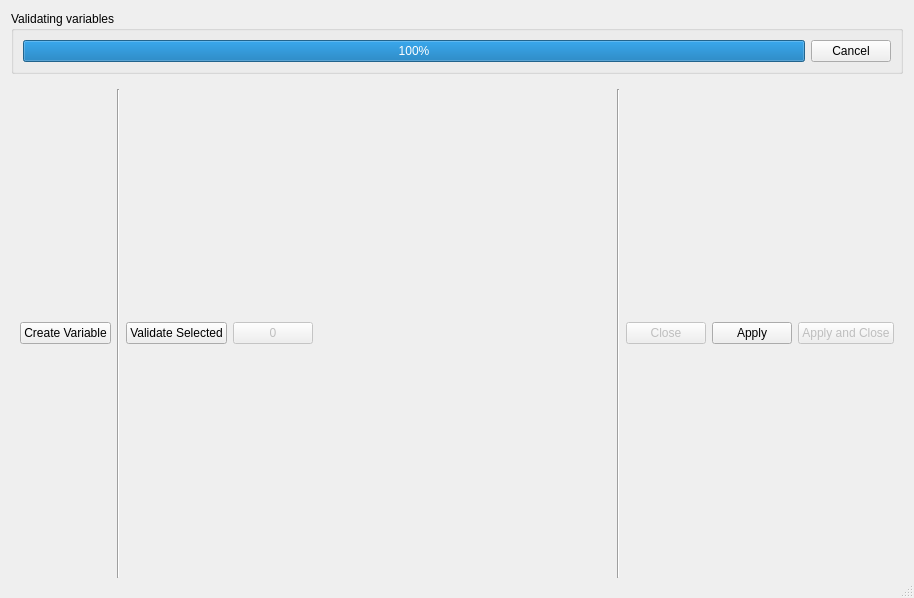
Old version of the form opus_gui/general_manager/views/variable_library.ui in the repository psrc/urbansim.
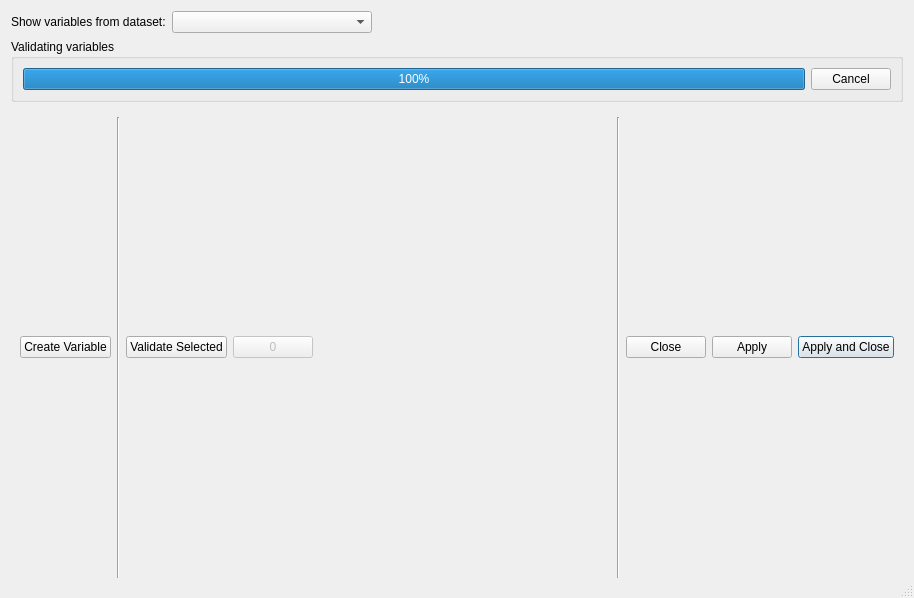
New version of the form.

Commit message: added dataset filter for variable_library

Patch:
```diff
--- a/opus_gui/general_manager/views/variable_library.ui
+++ b/opus_gui/general_manager/views/variable_library.ui
@@ -17,6 +17,40 @@
    <bool>true</bool>
   </property>
   <layout class="QVBoxLayout" name="verticalLayout" >
+   <item>
+    <layout class="QHBoxLayout" name="horizontalLayout_2" >
+     <item>
+      <widget class="QLabel" name="label" >
+       <property name="text" >
+        <string>Show variables from dataset:</string>
+       </property>
+      </widget>
+     </item>
+     <item>
+      <widget class="QComboBox" name="cbo_dataset_filter" >
+       <property name="minimumSize" >
+        <size>
+         <width>200</width>
+         <height>0</height>
+        </size>
+       </property>
+      </widget>
+     </item>
+     <item>
+      <spacer name="horizontalSpacer" >
+       <property name="orientation" >
+        <enum>Qt::Horizontal</enum>
+       </property>
+       <property name="sizeHint" stdset="0" >
+        <size>
+         <width>40</width>
+         <height>20</height>
+        </size>
+       </property>
+      </spacer>
+     </item>
+    </layout>
+   </item>
    <item>
     <layout class="QVBoxLayout" name="table_container" />
    </item>
@@ -123,9 +157,6 @@
       </item>
       <item>
        <widget class="QPushButton" name="pb_close" >
-        <property name="enabled" >
-         <bool>false</bool>
-        </property>
         <property name="text" >
          <string>Close</string>
         </property>
@@ -149,9 +180,6 @@
       </item>
       <item>
        <widget class="QPushButton" name="pb_apply_and_close" >
-        <property name="enabled" >
-         <bool>false</bool>
-        </property>
         <property name="text" >
          <string>Apply and Close</string>
         </property>
```
The commit also changes 4 other files.
